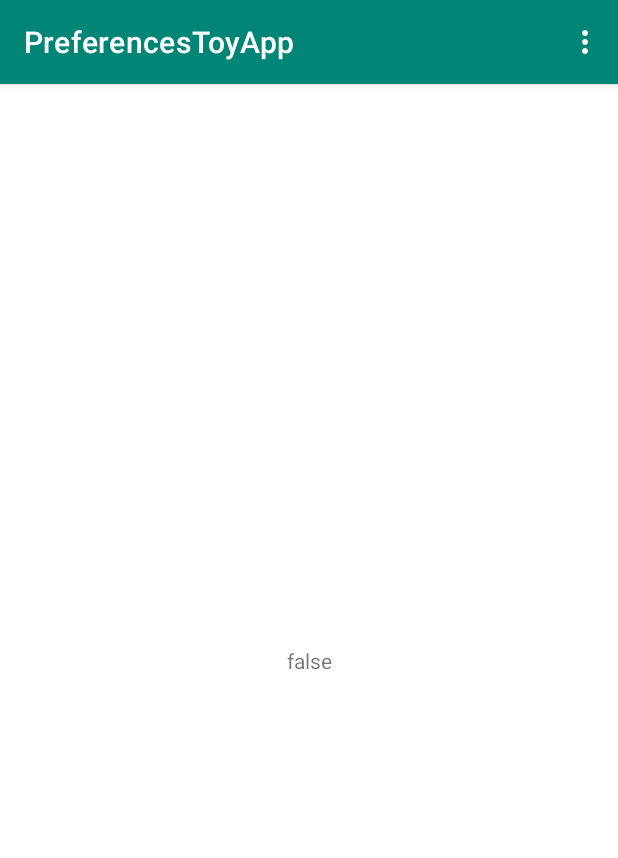
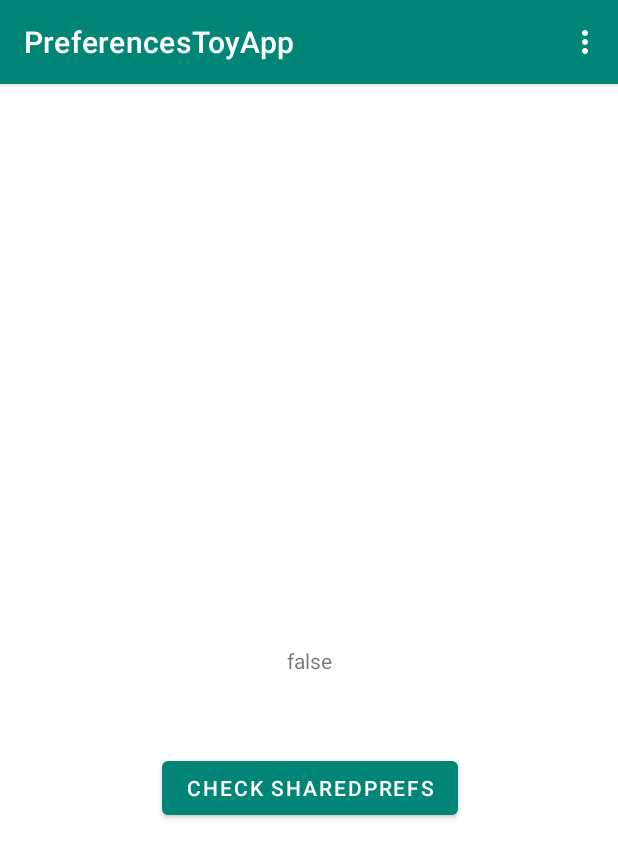
Before and after one commit to DavidPrecopia/PreferencesToyApp, an Android app: the screen it shows after launch (MainActivity), on a phone screen of 412 x 824 dp. Shown: the top 858 px of the screen. Run offline under Robolectric (Android 15) with nearby library versions, the phone set to English and light mode, and no system bars; our stand-ins replace data binding.

Commit message:
Add button to retrieve Sync preference
You have to manually retrieve the value by pressing the button because
a change listener does not work - the listener in MainActivity is paused
when PreferenceActivity is started (duh).

```diff
--- a/app/src/main/java/com/example/preferencestoyapp/MainActivity.java
+++ b/app/src/main/java/com/example/preferencestoyapp/MainActivity.java
@@ -2,26 +2,41 @@ package com.example.preferencestoyapp;
 
 import android.content.Intent;
 import android.os.Bundle;
+import android.preference.PreferenceManager;
 import android.view.Menu;
 import android.view.MenuItem;
 
 import androidx.appcompat.app.AppCompatActivity;
 import androidx.databinding.DataBindingUtil;
-import androidx.preference.PreferenceManager;
 
 import com.example.preferencestoyapp.databinding.ActivityMainBinding;
 
 public class MainActivity extends AppCompatActivity {
+
+    private ActivityMainBinding binding;
+
     @Override
     protected void onCreate(Bundle savedInstanceState) {
         super.onCreate(savedInstanceState);
-        ActivityMainBinding binding = DataBindingUtil.setContentView(this, R.layout.activity_main);
+        binding = DataBindingUtil.setContentView(this, R.layout.activity_main);
         setSupportActionBar(binding.toolbar);
+
+        binding.buttonGetSync.setOnClickListener(view -> {
+            boolean prefsBoolean = PreferenceManager
+                    .getDefaultSharedPreferences(this)
+                    .getBoolean(getString(R.string.perf_sync_checkbox_key), false);
+
+            binding.textViewSharedPrefs.setText(String.valueOf(prefsBoolean));
+        });
+
 
         // This sets default values for your preferences by reading preference XML
         // file - it use each's `defaultValue` and `key` attributes to do so.
         PreferenceManager.setDefaultValues(this, R.xml.preferences, false);
+        initPoorMansPrefListener();
+    }
 
+    private void initPoorMansPrefListener() {
         // This only works because this Activity IS NOT `singleTop`, thus it is re-created
         // every time it is accessed - even when going up/back.
         boolean switchState = PreferenceManager
@@ -29,6 +44,7 @@ public class MainActivity extends AppCompatActivity {
                 .getBoolean(getString(R.string.perf_switch_key), false);
         binding.textView.setText(String.valueOf(switchState));
     }
+
 
     /**
      * @return true to show the menu - false to not show it.
--- a/app/src/main/res/layout/activity_main.xml
+++ b/app/src/main/res/layout/activity_main.xml
@@ -28,7 +28,28 @@
             app:layout_constraintBottom_toBottomOf="parent"
             app:layout_constraintLeft_toLeftOf="parent"
             app:layout_constraintRight_toRightOf="parent"
-            app:layout_constraintTop_toBottomOf="@id/toolbar" />
+            app:layout_constraintTop_toBottomOf="@id/toolbar"
+            tools:text="text view" />
+
+        <TextView
+            android:id="@+id/text_view_shared_prefs"
+            android:layout_width="wrap_content"
+            android:layout_height="wrap_content"
+            android:layout_marginTop="16dp"
+            app:layout_constraintLeft_toLeftOf="@id/text_view"
+            app:layout_constraintRight_toRightOf="@id/text_view"
+            app:layout_constraintTop_toBottomOf="@id/text_view"
+            tools:text="text view shared prefs" />
+
+        <com.google.android.material.button.MaterialButton
+            android:id="@+id/button_get_sync"
+            android:layout_width="wrap_content"
+            android:layout_height="wrap_content"
+            android:layout_marginTop="16dp"
+            android:text="@string/button_check_sharedprefs"
+            app:layout_constraintLeft_toLeftOf="@id/text_view"
+            app:layout_constraintRight_toRightOf="@id/text_view"
+            app:layout_constraintTop_toBottomOf="@id/text_view_shared_prefs" />
 
     </androidx.constraintlayout.widget.ConstraintLayout>
 </layout>
--- a/app/src/main/res/values/strings_preferences.xml
+++ b/app/src/main/res/values/strings_preferences.xml
@@ -1,5 +1,8 @@
 <?xml version="1.0" encoding="utf-8"?>
 <resources>
+    <string name="button_check_sharedprefs">Check SharedPrefs</string>
+
+
     <string name="perf_category_switch_key">perf_category_switch_key</string>
     <string name="perf_category_switch_title">Switch Category</string>
 
@@ -22,10 +25,10 @@
     <string name="perf_category_sync_title">Network</string>
 
     <string name="perf_sync_title">Synchronization</string>
-    <string name="perf_sync_id">perf_sync_id</string>
+    <string name="perf_sync_key">perf_sync_key</string>
 
     <string name="perf_sync_checkbox_title">Enable auto sync</string>
-    <string name="perf_sync_checkbox_id">perf_sync_checkbox_id</string>
+    <string name="perf_sync_checkbox_key">perf_sync_checkbox_key</string>
     <string name="perf_sync_checkbox_summary_off">Sync is disabled</string>
     <string name="perf_sync_checkbox_summary_on">Sync is enabled</string>
 </resources>
--- a/app/src/main/res/xml/preferences.xml
+++ b/app/src/main/res/xml/preferences.xml
@@ -39,7 +39,7 @@
         android:key="@string/perf_category_sync_key"
         android:title="@string/perf_category_sync_title">
         <Preference
-            android:key="@string/perf_sync_id"
+            android:key="@string/perf_sync_key"
             android:title="@string/perf_sync_title"
             app:fragment="com.example.preferencestoyapp.SyncPreferenceFragment" />
     </PreferenceCategory>
--- a/app/src/main/res/xml/preferences_sync.xml
+++ b/app/src/main/res/xml/preferences_sync.xml
@@ -5,7 +5,7 @@
     <CheckBoxPreference
         android:id="@+id/switch_preference_sync"
         android:defaultValue="true"
-        android:key="@string/perf_sync_checkbox_id"
+        android:key="@string/perf_sync_checkbox_key"
         android:summaryOff="@string/perf_sync_checkbox_summary_off"
         android:summaryOn="@string/perf_sync_checkbox_summary_on"
         android:title="@string/perf_sync_checkbox_title" />
```
